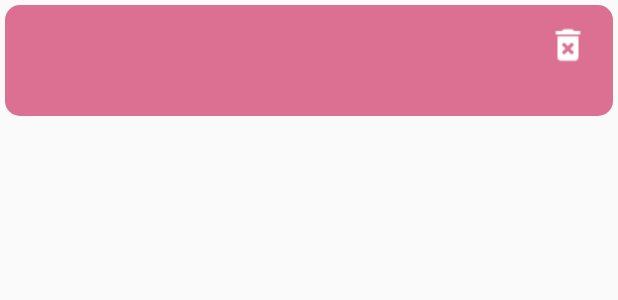
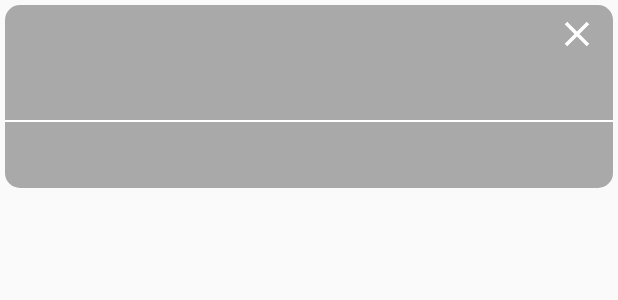
Before and after one commit to tadashi0701/ohanacha, an Android app: the layout my_blend_item.xml on its own in the app's theme, with its tools: preview values and no code run, on a phone screen of 412 x 824 dp. Shown: the top 300 px of the screen. Run offline under Robolectric (Android 15) with nearby library versions, the phone set to English and light mode, and no system bars.

Commit message:
全体的な色味を変更

```diff
--- a/app/src/main/res/drawable/shape_rounded_corners.xml
+++ b/app/src/main/res/drawable/shape_rounded_corners.xml
@@ -3,7 +3,7 @@
     <item>
         <shape android:shape="rectangle">
             <corners android:bottomLeftRadius="10dp" android:bottomRightRadius="10dp" android:topLeftRadius="10dp" android:topRightRadius="10dp" />
-            <solid android:color="@color/mainColor" />
+            <solid android:color="@color/blendColor" />
         </shape>
     </item>
 </selector>
--- a/app/src/main/res/layout/my_blend_item.xml
+++ b/app/src/main/res/layout/my_blend_item.xml
@@ -11,24 +11,34 @@
         android:id="@+id/text_blend_name"
         android:layout_width="wrap_content"
         android:layout_height="wrap_content"
+        android:layout_marginStart="@dimen/text_margin"
         android:layout_marginTop="10dp"
         android:textColor="@android:color/white"
         android:textSize="24sp"
         app:layout_constraintBottom_toTopOf="@+id/my_blend_recycler_view"
         app:layout_constraintLeft_toLeftOf="parent"
-        app:layout_constraintRight_toRightOf="parent"
         app:layout_constraintTop_toTopOf="@+id/layout_my_blend" />
 
     <ImageView
         android:id="@+id/delete_blend"
         android:layout_width="28dp"
         android:layout_height="28dp"
-        android:layout_marginEnd="@dimen/text_margin"
+        android:layout_marginTop="5dp"
+        android:layout_marginEnd="10dp"
         android:src="@drawable/delete_icon"
-        app:layout_constraintBottom_toBottomOf="@+id/text_blend_name"
         app:layout_constraintRight_toRightOf="parent"
-        app:layout_constraintTop_toTopOf="@+id/text_blend_name" />
+        app:layout_constraintTop_toTopOf="parent" />
 
+    <View
+        android:layout_width="match_parent"
+        android:layout_height="1dp"
+        android:layout_marginTop="@dimen/text_margin"
+        android:layout_marginBottom="@dimen/text_margin"
+        android:background="@android:color/white"
+        app:layout_constraintBottom_toTopOf="@+id/my_blend_recycler_view"
+        app:layout_constraintLeft_toLeftOf="parent"
+        app:layout_constraintRight_toRightOf="parent"
+        app:layout_constraintTop_toBottomOf="@+id/text_blend_name" />
 
     <androidx.recyclerview.widget.RecyclerView
         android:id="@+id/my_blend_recycler_view"
@@ -37,7 +47,7 @@
         android:layout_marginStart="5dp"
         android:layout_marginTop="15dp"
         android:layout_marginEnd="5dp"
-        android:layout_marginBottom="@dimen/text_margin"
+        android:layout_marginBottom="10dp"
         app:layout_constraintBottom_toBottomOf="parent"
         app:layout_constraintStart_toStartOf="parent"
         app:layout_constraintTop_toBottomOf="@+id/text_blend_name" />
--- a/app/src/main/res/values/colors.xml
+++ b/app/src/main/res/values/colors.xml
@@ -2,7 +2,8 @@
 <resources>
     <color name="colorPrimary">#6200EE</color>
     <color name="colorPrimaryDark">#909e41</color>
-    <color name="colorAccent">#03DAC5</color>
+    <color name="colorAccent">#696969</color>
     <color name="herbValue">#dc143c</color>
-    <color name="mainColor">#db7093</color>
+    <color name="mainColor">#fffafa</color>
+    <color name="blendColor">#a9a9a9</color>
 </resources>
```
Also changed, not shown: app/src/main/res/drawable/delete_icon.png.
